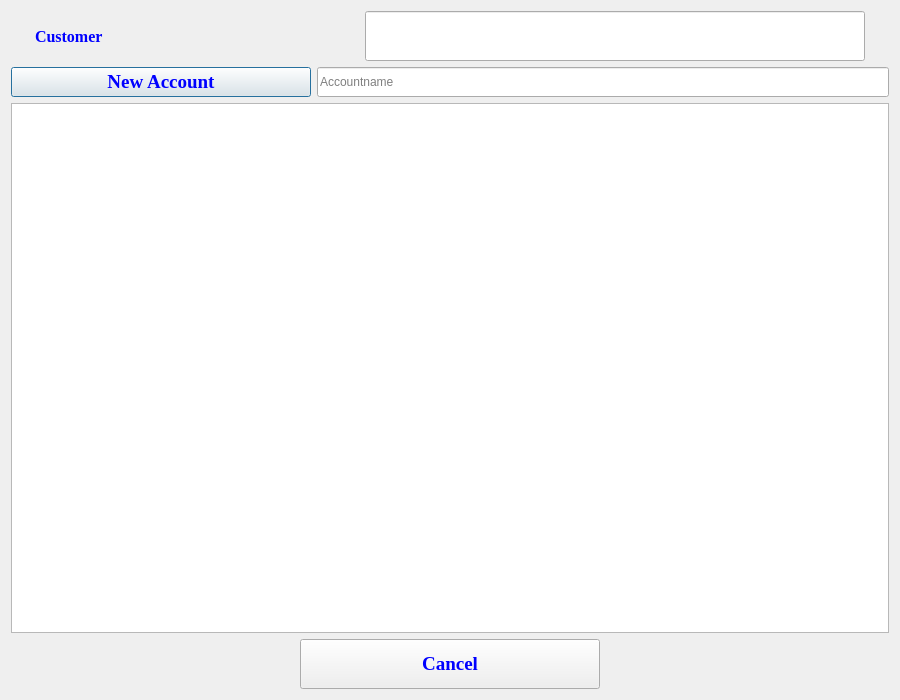
First picture: the form in accountlist.ui, repository jonathansaetre/BankSystem, before the edit.
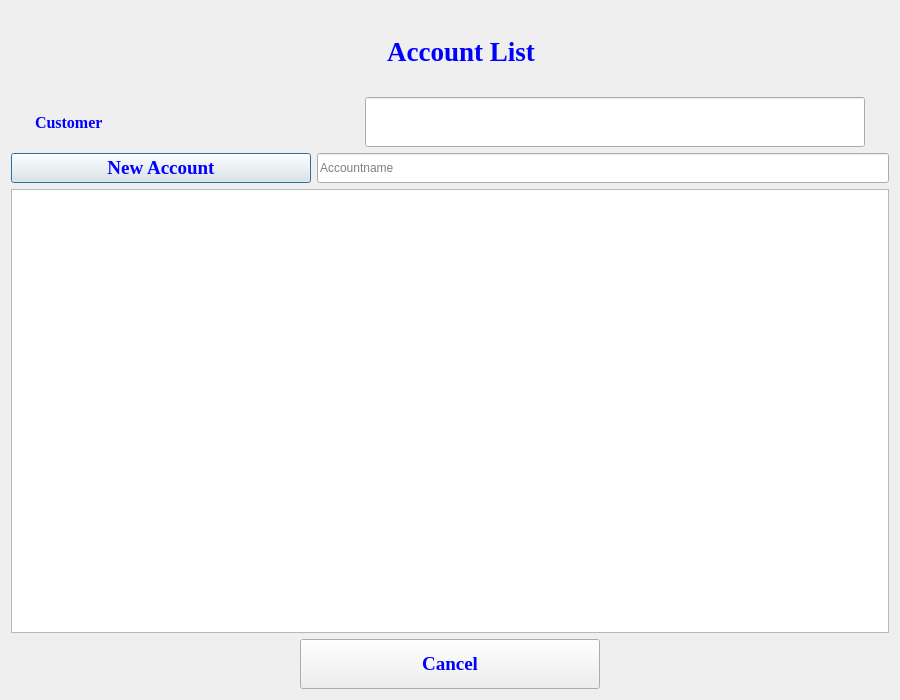
Second picture: the form after the edit.

```diff
--- a/accountlist.ui
+++ b/accountlist.ui
@@ -26,6 +26,39 @@
    <string>Account List</string>
   </property>
   <layout class="QVBoxLayout" name="verticalLayout">
+   <item>
+    <widget class="QLabel" name="label">
+     <property name="minimumSize">
+      <size>
+       <width>900</width>
+       <height>80</height>
+      </size>
+     </property>
+     <property name="maximumSize">
+      <size>
+       <width>900</width>
+       <height>80</height>
+      </size>
+     </property>
+     <property name="font">
+      <font>
+       <family>Times New Roman</family>
+       <pointsize>20</pointsize>
+       <weight>75</weight>
+       <bold>true</bold>
+      </font>
+     </property>
+     <property name="styleSheet">
+      <string notr="true">color:blue</string>
+     </property>
+     <property name="text">
+      <string>Account List</string>
+     </property>
+     <property name="alignment">
+      <set>Qt::AlignCenter</set>
+     </property>
+    </widget>
+   </item>
    <item>
     <layout class="QHBoxLayout" name="horizontalLayout_2">
      <item>
```
